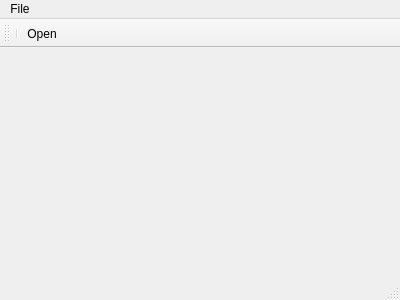
First picture: the form in MonitorDemoApplication/mainwindow.ui, repository bit-creator/3d-monitor, before the edit.
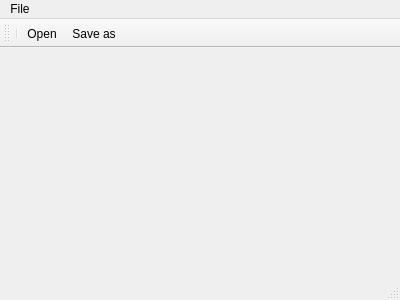
Second picture: the form after the edit. Icons and pictures are not drawn.

Diff of the .ui file:
```diff
--- a/MonitorDemoApplication/mainwindow.ui
+++ b/MonitorDemoApplication/mainwindow.ui
@@ -40,6 +40,7 @@
    </attribute>
    <addaction name="separator"/>
    <addaction name="action_open"/>
+   <addaction name="action_save_as"/>
   </widget>
   <widget class="QStatusBar" name="statusBar"/>
   <action name="action_open">
@@ -51,6 +52,15 @@
     <string>Open</string>
    </property>
   </action>
+  <action name="action_save_as">
+   <property name="icon">
+    <iconset resource="icon.qrc">
+     <normaloff>:/icon/icons/Save_As.png</normaloff>:/icon/icons/Save_As.png</iconset>
+   </property>
+   <property name="text">
+    <string>Save as...</string>
+   </property>
+  </action>
  </widget>
  <layoutdefault spacing="6" margin="11"/>
  <resources>
```
Left out of the diff: 1 changed line with no effect on the pictures.
